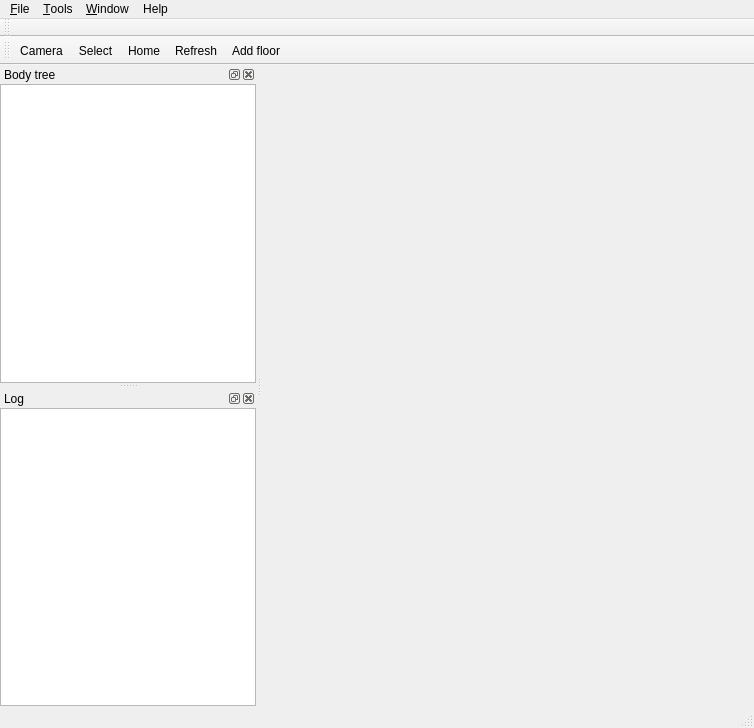
Above: include/hpp/gui/ui/mainwindow.ui from humanoid-path-planner/hpp-gui before the change. Below: the same form after it.
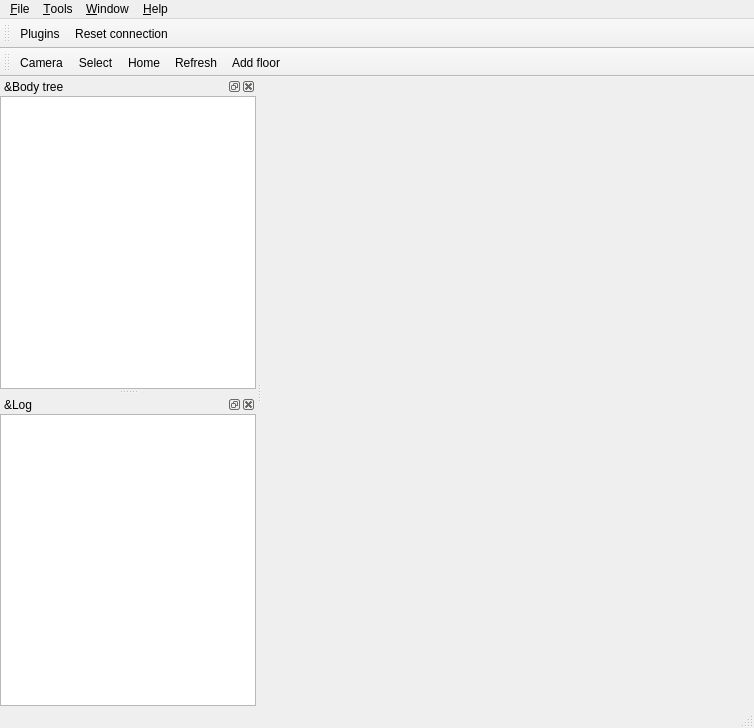
That is the form after the change. Icons and pictures are not drawn.

Commit message:
Enhance user experience.
* Add keyboard shorcuts

What changed in the file:
```diff
--- a/include/hpp/gui/ui/mainwindow.ui
+++ b/include/hpp/gui/ui/mainwindow.ui
@@ -70,7 +70,7 @@
    </widget>
    <widget class="QMenu" name="menuHelp">
     <property name="title">
-     <string>Help</string>
+     <string>&amp;Help</string>
     </property>
     <addaction name="actionAbout"/>
    </widget>
@@ -95,6 +95,8 @@
    <attribute name="toolBarBreak">
     <bool>false</bool>
    </attribute>
+   <addaction name="actionPlugins"/>
+   <addaction name="actionReconnect"/>
   </widget>
   <widget class="QStatusBar" name="statusBar"/>
   <widget class="QDockWidget" name="dockWidget_bodyTree">
@@ -105,7 +107,7 @@
     <set>Qt::LeftDockWidgetArea|Qt::RightDockWidgetArea</set>
    </property>
    <property name="windowTitle">
-    <string>Body tree</string>
+    <string>&amp;Body tree</string>
    </property>
    <attribute name="dockWidgetArea">
     <number>1</number>
@@ -175,7 +177,7 @@
     </iconset>
    </property>
    <property name="windowTitle">
-    <string>Log</string>
+    <string>&amp;Log</string>
    </property>
    <attribute name="dockWidgetArea">
     <number>1</number>
```
Left out of the diff: 23 changed lines with no effect on the pictures. The commit also changes 2 other files.
